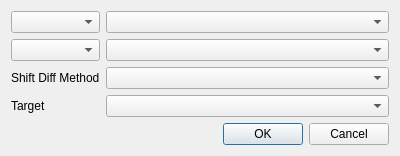
This is src/wiser/gui/ui_files/mtmf_dialog.ui in Ehlmann-research-group/WISER as Qt 5 draws it before an edit. The edited form follows.
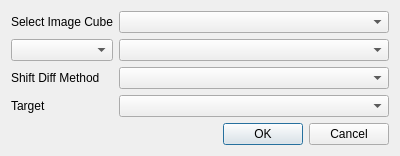
This is the edited form.

Commit message: refac: Changing mtmf ui file to no longer have spectrum input option

What changed in the file:
```diff
--- a/src/wiser/gui/ui_files/mtmf_dialog.ui
+++ b/src/wiser/gui/ui_files/mtmf_dialog.ui
@@ -41,7 +41,11 @@
     <widget class="QComboBox" name="cbox_input"/>
    </item>
    <item row="0" column="0">
-    <widget class="QComboBox" name="cbox_input_type"/>
+    <widget class="QLabel" name="lbl_input_type">
+     <property name="text">
+      <string>Select Image Cube</string>
+     </property>
+    </widget>
    </item>
    <item row="4" column="2">
     <widget class="QComboBox" name="cbox_target"/>
```
